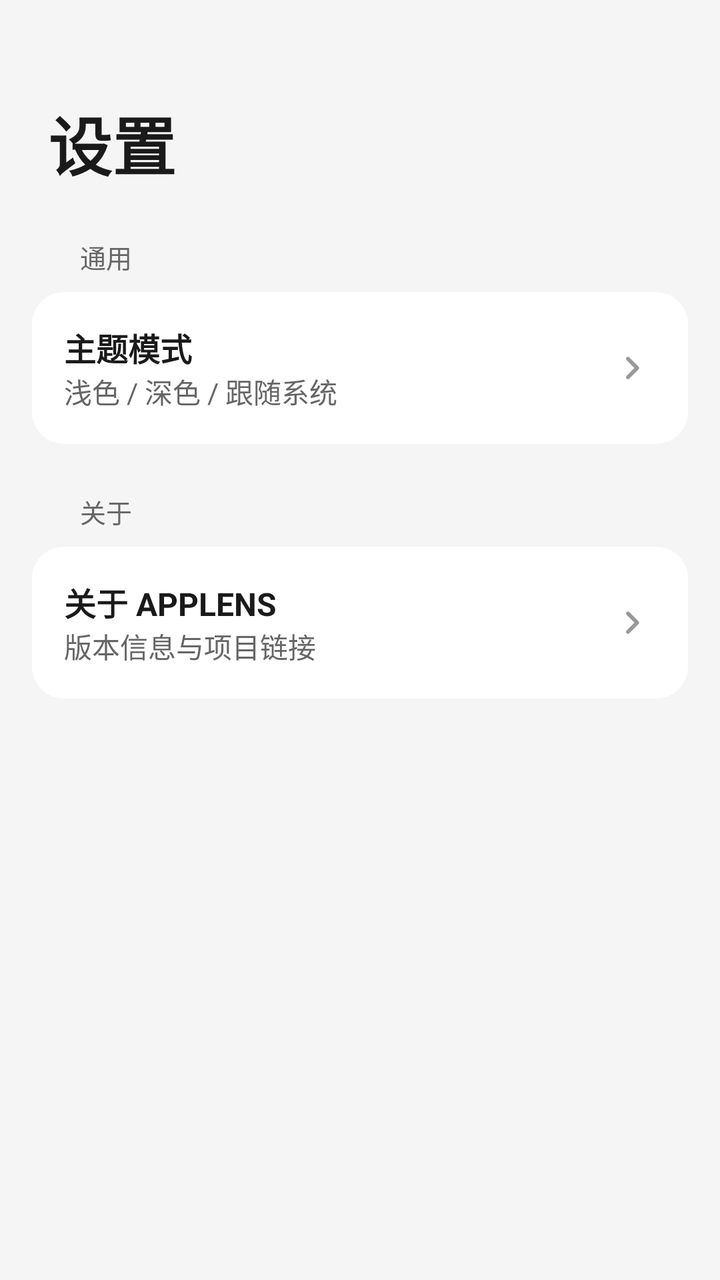
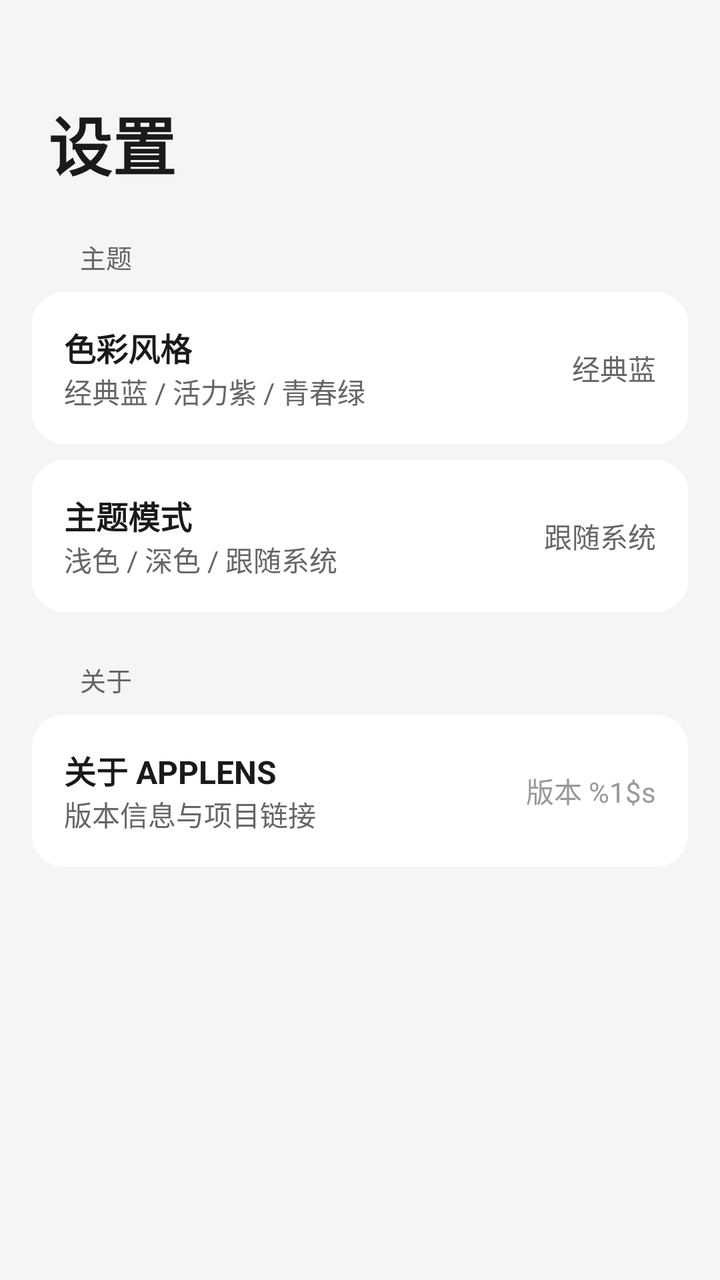

An Android layout rendered at two revisions. The XML below is the earlier revision; the diff shows what the commit changed to produce the second picture.
<!-- AndroidManifest.xml: application theme Theme.ActivityScanner -->
<!-- res/layout/fragment_settings.xml -->
<?xml version="1.0" encoding="utf-8"?>
<ScrollView xmlns:android="http://schemas.android.com/apk/res/android"
    android:layout_width="match_parent"
    android:layout_height="match_parent"
    android:background="@color/lsp_bg">

    <LinearLayout
        android:layout_width="match_parent"
        android:layout_height="wrap_content"
        android:orientation="vertical"
        android:paddingBottom="80dp">

        
        <TextView
            android:layout_width="wrap_content"
            android:layout_height="wrap_content"
            android:layout_marginStart="24dp"
            android:layout_marginTop="48dp"
            android:text="设置"
            android:textColor="@color/lsp_text_primary"
            android:textSize="32sp"
            android:textStyle="bold" />

        
        <TextView
            android:layout_width="wrap_content"
            android:layout_height="wrap_content"
            android:layout_marginStart="40dp"
            android:layout_marginTop="24dp"
            android:text="通用"
            android:textColor="@color/lsp_text_secondary"
            android:textSize="13sp" />

        <LinearLayout
            android:id="@+id/item_theme"
            style="@style/LspListItem"
            android:layout_width="match_parent"
            android:layout_height="wrap_content"
            android:layout_marginStart="16dp"
            android:layout_marginTop="8dp"
            android:layout_marginEnd="16dp"
            android:background="@drawable/bg_list_card"
            android:gravity="center_vertical"
            android:orientation="horizontal">
            <LinearLayout
                android:layout_width="0dp"
                android:layout_height="wrap_content"
                android:layout_weight="1"
                android:orientation="vertical">
                <TextView
                    android:layout_width="wrap_content"
                    android:layout_height="wrap_content"
                    android:text="主题模式"
                    android:textColor="@color/lsp_text_primary"
                    android:textSize="16sp"
                    android:textStyle="bold" />
                <TextView
                    android:layout_width="wrap_content"
                    android:layout_height="wrap_content"
                    android:text="浅色 / 深色 / 跟随系统"
                    android:textColor="@color/lsp_text_secondary"
                    android:textSize="14sp" />
            </LinearLayout>
            <ImageView
                android:layout_width="24dp"
                android:layout_height="24dp"
                android:src="@drawable/ic_arrow_right"
                android:contentDescription="@null" />
        </LinearLayout>

        
        <TextView
            android:layout_width="wrap_content"
            android:layout_height="wrap_content"
            android:layout_marginStart="40dp"
            android:layout_marginTop="24dp"
            android:text="关于"
            android:textColor="@color/lsp_text_secondary"
            android:textSize="13sp" />

        <LinearLayout
            android:id="@+id/item_about"
            style="@style/LspListItem"
            android:layout_width="match_parent"
            android:layout_height="wrap_content"
            android:layout_marginStart="16dp"
            android:layout_marginTop="8dp"
            android:layout_marginEnd="16dp"
            android:background="@drawable/bg_list_card"
            android:gravity="center_vertical"
            android:orientation="horizontal">
            <LinearLayout
                android:layout_width="0dp"
                android:layout_height="wrap_content"
                android:layout_weight="1"
                android:orientation="vertical">
                <TextView
                    android:layout_width="wrap_content"
                    android:layout_height="wrap_content"
                    android:text="关于 APPLENS"
                    android:textColor="@color/lsp_text_primary"
                    android:textSize="16sp"
                    android:textStyle="bold" />
                <TextView
                    android:layout_width="wrap_content"
                    android:layout_height="wrap_content"
                    android:text="版本信息与项目链接"
                    android:textColor="@color/lsp_text_secondary"
                    android:textSize="14sp" />
            </LinearLayout>
            <ImageView
                android:layout_width="24dp"
                android:layout_height="24dp"
                android:src="@drawable/ic_arrow_right"
                android:contentDescription="@null" />
        </LinearLayout>

    </LinearLayout>
</ScrollView>
<!-- resources referenced by this layout -->
<resources>
  <color name="lsp_bg">#FFF5F5F5</color>
  <color name="lsp_text_primary">#FF1A1A1A</color>
  <color name="lsp_text_secondary">#FF666666</color>
  <!-- drawable bg_list_card (drawable) -->
  <?xml version="1.0" encoding="utf-8"?>
  <shape xmlns:android="http://schemas.android.com/apk/res/android"
      android:shape="rectangle">
      <solid android:color="@color/lsp_card" />
      <corners android:radius="16dp" />
  </shape>
  <!-- drawable ic_arrow_right (drawable) -->
  <?xml version="1.0" encoding="utf-8"?>
  <vector xmlns:android="http://schemas.android.com/apk/res/android"
      android:width="24dp"
      android:height="24dp"
      android:viewportWidth="24"
      android:viewportHeight="24"
      android:tint="@color/lsp_text_tertiary">
      <path
          android:fillColor="@android:color/white"
          android:pathData="M9.29,6.71c-0.39,0.39 -0.39,1.02 0,1.41L13.17,12l-3.88,3.88c-0.39,0.39 -0.39,1.02 0,1.41 0.39,0.39 1.02,0.39 1.41,0l4.59,-4.59c0.39,-0.39 0.39,-1.02 0,-1.41L10.7,6.71c-0.38,-0.38 -1.02,-0.38 -1.41,0z" />
  </vector>
  <style name="LspListItem">
          <item name="android:layout_width">match_parent</item>
          <item name="android:layout_height">wrap_content</item>
          <item name="android:background">?attr/selectableItemBackground</item>
          <item name="android:clickable">true</item>
          <item name="android:focusable">true</item>
          <item name="android:padding">16dp</item>
          <item name="android:gravity">center_vertical</item>
          <item name="android:orientation">horizontal</item>
      </style>
  <style name="Theme.ActivityScanner" parent="Theme.Material3.Light.NoActionBar">
          <item name="colorPrimary">@color/hyper_accent</item>
          <item name="colorPrimaryVariant">@color/hyper_accent_secondary</item>
          <item name="colorOnPrimary">@android:color/white</item>
          <item name="colorSecondary">@color/hyper_accent_tertiary</item>
          <item name="colorOnSecondary">@android:color/white</item>
          <item name="colorSurface">@color/hyper_bg_card</item>
          <item name="colorOnSurface">@color/hyper_text_primary</item>
          <item name="android:windowBackground">@color/lsp_bg</item>
          <item name="android:statusBarColor">@android:color/transparent</item>
          <item name="android:navigationBarColor">@android:color/transparent</item>
          <item name="android:windowLightStatusBar">true</item>
          <item name="android:windowDrawsSystemBarBackgrounds">true</item>
          <item name="android:colorEdgeEffect">@color/hyper_accent</item>
      </style>
  <color name="lsp_card">#FFFFFFFF</color>
  <color name="lsp_text_tertiary">#FF999999</color>
  <color name="hyper_accent">#FF5B8CFF</color>
  <color name="hyper_accent_secondary">#FF987BFF</color>
  <color name="hyper_accent_tertiary">#FF6B8DFF</color>
  <color name="hyper_bg_card">#FFFFFFFF</color>
  <color name="hyper_text_primary">#FF1D2129</color>
</resources>

<!-- the commit's change to res/layout/fragment_settings.xml (unified diff, before → after) -->
@@ -27,10 +27,51 @@
             android:layout_height="wrap_content"
             android:layout_marginStart="40dp"
             android:layout_marginTop="24dp"
-            android:text="通用"
+            android:text="主题"
             android:textColor="@color/lsp_text_secondary"
             android:textSize="13sp" />
 
+        
+        <LinearLayout
+            android:id="@+id/item_color_style"
+            style="@style/LspListItem"
+            android:layout_width="match_parent"
+            android:layout_height="wrap_content"
+            android:layout_marginStart="16dp"
+            android:layout_marginTop="8dp"
+            android:layout_marginEnd="16dp"
+            android:background="@drawable/bg_list_card"
+            android:gravity="center_vertical"
+            android:orientation="horizontal">
+            <LinearLayout
+                android:layout_width="0dp"
+                android:layout_height="wrap_content"
+                android:layout_weight="1"
+                android:orientation="vertical">
+                <TextView
+                    android:layout_width="wrap_content"
+                    android:layout_height="wrap_content"
+                    android:text="色彩风格"
+                    android:textColor="@color/lsp_text_primary"
+                    android:textSize="16sp"
+                    android:textStyle="bold" />
+                <TextView
+                    android:layout_width="wrap_content"
+                    android:layout_height="wrap_content"
+                    android:text="经典蓝 / 活力紫 / 青春绿"
+                    android:textColor="@color/lsp_text_secondary"
+                    android:textSize="14sp" />
+            </LinearLayout>
+            <TextView
+                android:id="@+id/tv_color_style_value"
+                android:layout_width="wrap_content"
+                android:layout_height="wrap_content"
+                android:text="经典蓝"
+                android:textColor="@color/lsp_text_secondary"
+                android:textSize="14sp" />
+        </LinearLayout>
+
+        
         <LinearLayout
             android:id="@+id/item_theme"
             style="@style/LspListItem"
@@ -61,11 +102,13 @@
                     android:textColor="@color/lsp_text_secondary"
                     android:textSize="14sp" />
             </LinearLayout>
-            <ImageView
-                android:layout_width="24dp"
-                android:layout_height="24dp"
-                android:src="@drawable/ic_arrow_right"
-                android:contentDescription="@null" />
+            <TextView
+                android:id="@+id/tv_theme_mode_value"
+                android:layout_width="wrap_content"
+                android:layout_height="wrap_content"
+                android:text="跟随系统"
+                android:textColor="@color/lsp_text_secondary"
+                android:textSize="14sp" />
         </LinearLayout>
 
         
@@ -108,11 +151,12 @@
                     android:textColor="@color/lsp_text_secondary"
                     android:textSize="14sp" />
             </LinearLayout>
-            <ImageView
-                android:layout_width="24dp"
-                android:layout_height="24dp"
-                android:src="@drawable/ic_arrow_right"
-                android:contentDescription="@null" />
+            <TextView
+                android:layout_width="wrap_content"
+                android:layout_height="wrap_content"
+                android:text="@string/about_version"
+                android:textColor="@color/lsp_text_tertiary"
+                android:textSize="14sp" />
         </LinearLayout>
 
     </LinearLayout>
<!-- resource entries referenced after the edit -->
@@ -10,18 +10,7 @@
       <solid android:color="@color/lsp_card" />
       <corners android:radius="16dp" />
   </shape>
-  <!-- drawable ic_arrow_right (drawable) -->
-  <?xml version="1.0" encoding="utf-8"?>
-  <vector xmlns:android="http://schemas.android.com/apk/res/android"
-      android:width="24dp"
-      android:height="24dp"
-      android:viewportWidth="24"
-      android:viewportHeight="24"
-      android:tint="@color/lsp_text_tertiary">
-      <path
-          android:fillColor="@android:color/white"
-          android:pathData="M9.29,6.71c-0.39,0.39 -0.39,1.02 0,1.41L13.17,12l-3.88,3.88c-0.39,0.39 -0.39,1.02 0,1.41 0.39,0.39 1.02,0.39 1.41,0l4.59,-4.59c0.39,-0.39 0.39,-1.02 0,-1.41L10.7,6.71c-0.38,-0.38 -1.02,-0.38 -1.41,0z" />
-  </vector>
+  <string name="about_version">版本 %1$s</string>
   <style name="LspListItem">
           <item name="android:layout_width">match_parent</item>
           <item name="android:layout_height">wrap_content</item>
